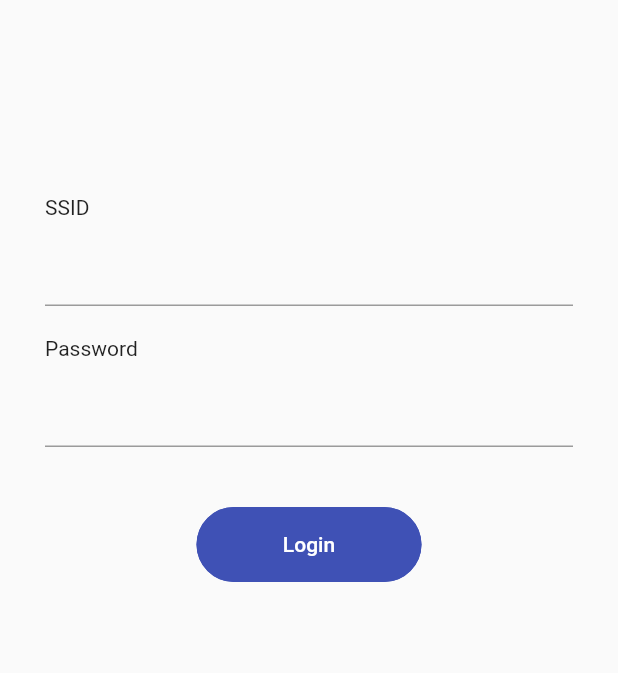
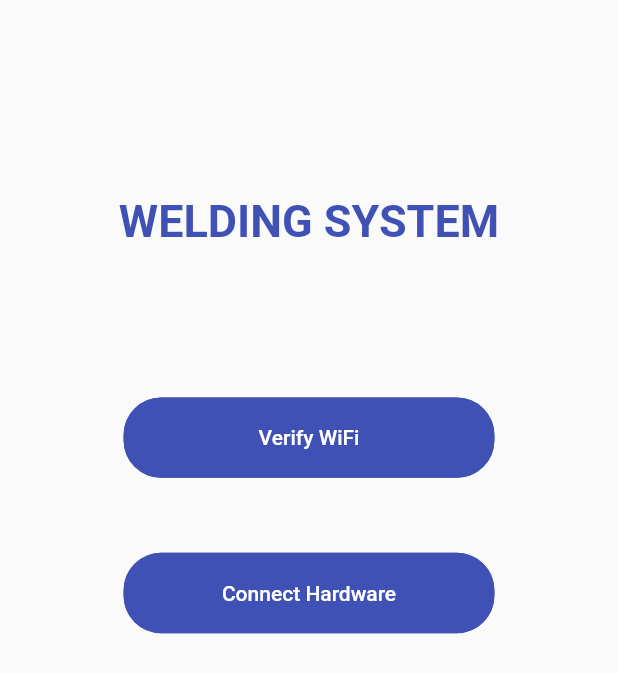
Before and after one commit to Parampalsingh/welding_system, a Flutter app: the screen it shows after launch, on a phone screen of 412 x 824 dp. Shown: the top 673 px of the screen. Run offline on Flutter 3.47's test engine with Material 2 defaults, Android fonts, the phone set to English and light mode, and no system bars; missing offline and left inert: dart:ffi.

Commit message:
1. login screenupdates

```diff
--- a/lib/Screen/login_page.dart
+++ b/lib/Screen/login_page.dart
@@ -5,16 +5,15 @@ import 'package:welding_system/Widgets/Colors.dart';
 import 'package:welding_system/Widgets/homescreen.dart';
 
 class LoginPage extends StatefulWidget {
-
   @override
   State<LoginPage> createState() => _LoginPageState();
 }
 
 class _LoginPageState extends State<LoginPage> {
   bool preProtect = false;
-  TextEditingController idcontroller = TextEditingController();
-  TextEditingController passwordcontroller = TextEditingController();
 
+  // TextEditingController idcontroller = TextEditingController();
+  // TextEditingController passwordcontroller = TextEditingController();
 
   @override
   Widget build(BuildContext context) {
@@ -23,44 +22,77 @@ class _LoginPageState extends State<LoginPage> {
         child: Container(
           margin: const EdgeInsets.all(30),
           child: Column(
-            crossAxisAlignment: CrossAxisAlignment.start,
             children: [
               SizedBox(height: 100),
-              Text("SSID"),
-              SizedBox(height: 10),
-              TextField(
-                controller: idcontroller,
+              // Text("SSID"),
+              // SizedBox(height: 10),
+              // TextField(
+              //   controller: idcontroller,
+              // ),
+              // SizedBox(height: 20),
+              // Text("Password"),
+              // SizedBox(height: 10),
+              // TextField(
+              //   controller: passwordcontroller,
+              //
+              // ),
+              Align(
+                child: Text("WELDING SYSTEM",
+                    style: TextStyle(
+                        fontSize: 30,
+                        fontWeight: FontWeight.bold,
+                        color: Colors.indigo)),
               ),
-              SizedBox(height: 20),
-              Text("Password"),
-              SizedBox(height: 10),
-              TextField(
-                controller: passwordcontroller,
-
-              ),
-              SizedBox(height: 40),
+              SizedBox(height: 100),
               Align(
                 child: SizedBox(
-                  width: 150,
-                  height: 50,
+                  width: MediaQuery.of(context).size.width * 0.6,
+                  height: MediaQuery.of(context).size.width * 0.13,
                   child: Container(
                     child: TextButton(
                       style: ButtonStyle(
-                          foregroundColor: MaterialStateProperty.all<Color>(Colors.white),
-                          backgroundColor: MaterialStateProperty.all<Color>(ColorSelect.TheamColor),
-                          shape: MaterialStateProperty.all<RoundedRectangleBorder>(
-                              RoundedRectangleBorder(
-                                  borderRadius: BorderRadius.circular(25.0),
-                                  side: BorderSide(color: ColorSelect.TheamColor)
-                              )
-                          )
-
-                      ),
+                          foregroundColor:
+                              MaterialStateProperty.all<Color>(Colors.white),
+                          backgroundColor: MaterialStateProperty.all<Color>(
+                              ColorSelect.TheamColor),
+                          shape:
+                              MaterialStateProperty.all<RoundedRectangleBorder>(
+                                  RoundedRectangleBorder(
+                                      borderRadius: BorderRadius.circular(25.0),
+                                      side: BorderSide(
+                                          color: ColorSelect.TheamColor)))),
                       onPressed: () {
-                        Navigator.of(context).push(MaterialPageRoute(builder: (context) => HomeScreen()));
-
+                        Navigator.of(context).push(MaterialPageRoute(
+                            builder: (context) => HomeScreen()));
                       },
-                      child: Text("Login"),
+                      child: Text("Verify WiFi",style: TextStyle(fontSize: 14)),
+                    ),
+                  ),
+                ),
+              ),
+              SizedBox(height: 50),
+              Align(
+                child: SizedBox(
+                  width: MediaQuery.of(context).size.width * 0.6,
+                  height: MediaQuery.of(context).size.width * 0.13,
+                  child: Container(
+                    child: TextButton(
+                      style: ButtonStyle(
+                          foregroundColor:
+                              MaterialStateProperty.all<Color>(Colors.white),
+                          backgroundColor: MaterialStateProperty.all<Color>(
+                              ColorSelect.TheamColor),
+                          shape:
+                              MaterialStateProperty.all<RoundedRectangleBorder>(
+                                  RoundedRectangleBorder(
+                                      borderRadius: BorderRadius.circular(25.0),
+                                      side: BorderSide(
+                                          color: ColorSelect.TheamColor)))),
+                      onPressed: () {
+                        Navigator.of(context).push(MaterialPageRoute(
+                            builder: (context) => HomeScreen()));
+                      },
+                      child: Text("Connect Hardware",style: TextStyle(fontSize: 14)),
                     ),
                   ),
                 ),
@@ -69,7 +101,6 @@ class _LoginPageState extends State<LoginPage> {
           ),
         ),
       ),
-
     );
   }
 }
--- a/lib/Screen/wireFeeder_page.dart
+++ b/lib/Screen/wireFeeder_page.dart
@@ -11,6 +11,8 @@ class WireFeederPage extends StatefulWidget {
 
 class _WireFeederPageState extends State<WireFeederPage> {
   int? groupValue = 0;
+  bool feedingDirection = false;
+  bool feedingMode = false;
 
   @override
   Widget build(BuildContext context) {
@@ -44,7 +46,8 @@ class _WireFeederPageState extends State<WireFeederPage> {
             ] else if (groupValue == 1) ...[
               parameterSegment()
             ] else if (groupValue == 2) ...[
-              settingSegment()
+
+              settingSegment(context)
             ]
           ],
         ),
@@ -380,8 +383,8 @@ Widget parameterSegment() {
     ),
   );
 }
-
-Widget settingSegment() {
+@override
+Widget settingSegment(BuildContext context) {
   bool feedingDirection = false;
   bool feedingMode = false;
   return Container(
@@ -414,6 +417,7 @@ Widget settingSegment() {
             CupertinoSwitch(
               value: feedingMode,
               onChanged: (value) {
+
                 feedingMode = value;
               },
             ),
```
Also changed, not shown: 13 other files.
